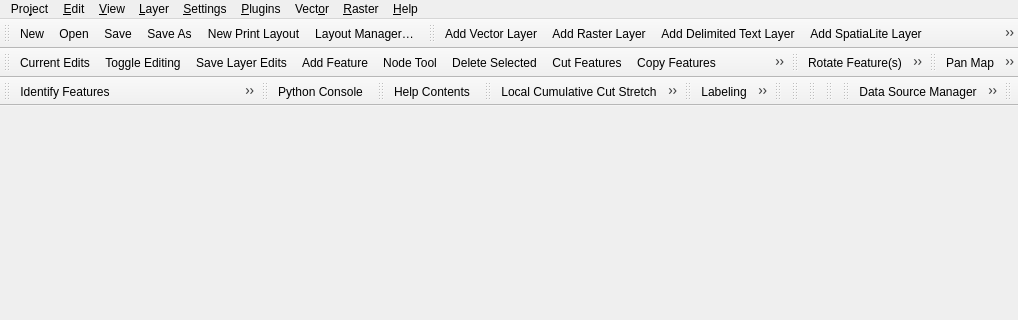
Above: src/ui/qgisapp.ui from carsmie/QGIS before the change; both pictures show x 0 to 1018 and y 0 to 320 of the 1018 by 506 pixel window. Below: the same form after it.
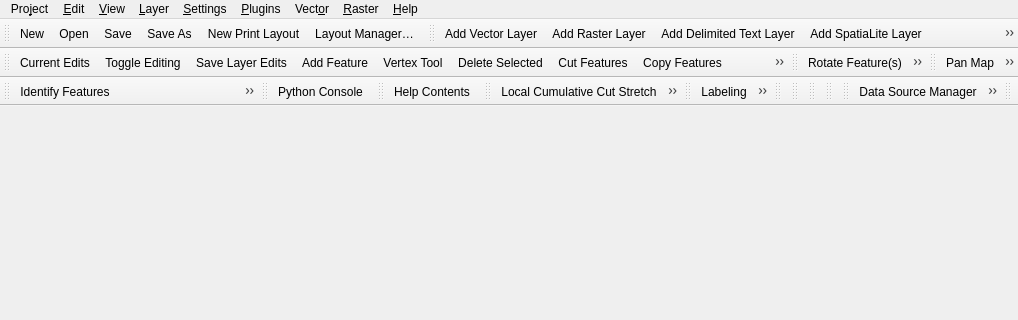
That is the form after the change. Icons and pictures are not drawn.

Commit message: [needs-docs]Rename Node Editor and Node Tool (fixes #17807)

The edit to the form file:
```diff
--- a/src/ui/qgisapp.ui
+++ b/src/ui/qgisapp.ui
@@ -976,7 +976,7 @@
      <normaloff>:/images/themes/default/mActionNodeTool.svg</normaloff>:/images/themes/default/mActionNodeTool.svg</iconset>
    </property>
    <property name="text">
-    <string>Node Tool</string>
+    <string>Vertex Tool</string>
    </property>
   </action>
   <action name="mActionRotatePointSymbols">
```
Left out of the diff: 2 changed lines with no effect on the pictures. The commit also changes 3 other files.
